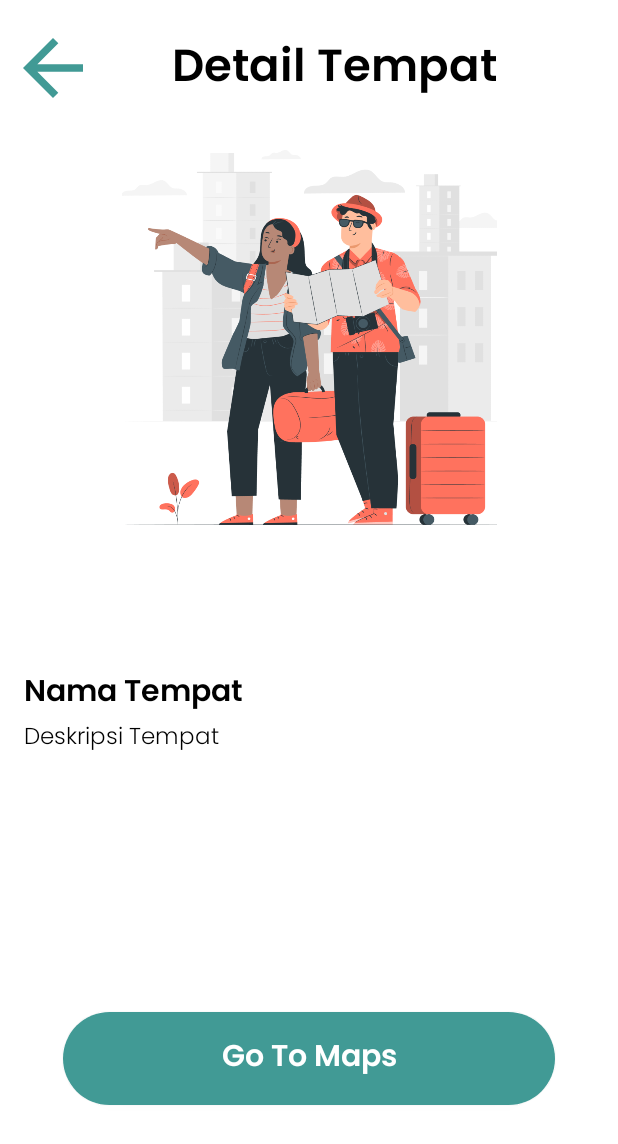
After one commit to zidanmahda/FinalProjectPAM, an Android app: the DetailPlaceActivity screen opened directly, with no data from a screen before it, on a phone screen of 412 x 824 dp. The commit adds this screen. Shown: the top 1144 px of the screen. Run offline under Robolectric (Android 15) with nearby library versions, the phone set to English and light mode, and no system bars.

```diff
--- a/app/src/main/AndroidManifest.xml
+++ b/app/src/main/AndroidManifest.xml
@@ -11,6 +11,9 @@
         android:supportsRtl="true"
         android:theme="@style/Theme.FinalProjectPAM"
         tools:targetApi="31">
+        <activity
+            android:name=".DetailPlaceActivity"
+            android:exported="false" />
         <activity
             android:name=".RegisterActivity"
             android:exported="false" />
--- /dev/null
+++ b/app/src/main/java/com/example/finalprojectpam/DetailPlaceActivity.java
@@ -0,0 +1,33 @@
+package com.example.finalprojectpam;
+
+import androidx.appcompat.app.AppCompatActivity;
+import androidx.appcompat.widget.AppCompatButton;
+
+import android.content.Intent;
+import android.os.Bundle;
+import android.widget.ImageView;
+import android.widget.TextView;
+
+public class DetailPlaceActivity extends AppCompatActivity {
+
+    private ImageView ivBack, ivImage;
+    private TextView tvName, tvDesc;
+    private AppCompatButton btnMaps;
+
+    @Override
+    protected void onCreate(Bundle savedInstanceState) {
+        super.onCreate(savedInstanceState);
+        setContentView(R.layout.activity_detail_place);
+
+        ivBack = findViewById(R.id.back);
+        ivImage = findViewById(R.id.image);
+        tvName = findViewById(R.id.name);
+        tvDesc = findViewById(R.id.desc);
+        btnMaps = findViewById(R.id.btn_maps);
+
+        ivBack.setOnClickListener(view -> {
+            Intent intent = new Intent(DetailPlaceActivity.this, MainActivity.class);
+            startActivity(intent);
+        });
+    }
+}
--- /dev/null
+++ b/app/src/main/res/drawable/ic_add.xml
@@ -0,0 +1,5 @@
+<vector android:height="24dp" android:tint="#419A95"
+    android:viewportHeight="24" android:viewportWidth="24"
+    android:width="24dp" xmlns:android="http://schemas.android.com/apk/res/android">
+    <path android:fillColor="@android:color/white" android:pathData="M12,2C6.48,2 2,6.48 2,12s4.48,10 10,10 10,-4.48 10,-10S17.52,2 12,2zM17,13h-4v4h-2v-4L7,13v-2h4L11,7h2v4h4v2z"/>
+</vector>
--- /dev/null
+++ b/app/src/main/res/drawable/ic_back.xml
@@ -0,0 +1,5 @@
+<vector android:autoMirrored="true" android:height="24dp"
+    android:tint="#419A95" android:viewportHeight="24"
+    android:viewportWidth="24" android:width="24dp" xmlns:android="http://schemas.android.com/apk/res/android">
+    <path android:fillColor="@android:color/white" android:pathData="M20,11H7.83l5.59,-5.59L12,4l-8,8 8,8 1.41,-1.41L7.83,13H20v-2z"/>
+</vector>
--- /dev/null
+++ b/app/src/main/res/drawable/ic_delete.xml
@@ -0,0 +1,5 @@
+<vector android:height="24dp" android:tint="#FFFFFF"
+    android:viewportHeight="24" android:viewportWidth="24"
+    android:width="24dp" xmlns:android="http://schemas.android.com/apk/res/android">
+    <path android:fillColor="@android:color/white" android:pathData="M6,19c0,1.1 0.9,2 2,2h8c1.1,0 2,-0.9 2,-2V7H6v12zM19,4h-3.5l-1,-1h-5l-1,1H5v2h14V4z"/>
+</vector>
--- /dev/null
+++ b/app/src/main/res/drawable/ic_profile.xml
@@ -0,0 +1,5 @@
+<vector android:height="24dp" android:tint="#419A95"
+    android:viewportHeight="24" android:viewportWidth="24"
+    android:width="24dp" xmlns:android="http://schemas.android.com/apk/res/android">
+    <path android:fillColor="@android:color/white" android:pathData="M12,2c-4.97,0 -9,4.03 -9,9 0,4.17 2.84,7.67 6.69,8.69L12,22l2.31,-2.31C18.16,18.67 21,15.17 21,11c0,-4.97 -4.03,-9 -9,-9zM12,4c1.66,0 3,1.34 3,3s-1.34,3 -3,3 -3,-1.34 -3,-3 1.34,-3 3,-3zM12,18.3c-2.5,0 -4.71,-1.28 -6,-3.22 0.03,-1.99 4,-3.08 6,-3.08 1.99,0 5.97,1.09 6,3.08 -1.29,1.94 -3.5,3.22 -6,3.22z"/>
+</vector>
--- /dev/null
+++ b/app/src/main/res/drawable/ic_rectangle.xml
@@ -0,0 +1,6 @@
+<?xml version="1.0" encoding="utf-8"?>
+<shape
+    xmlns:android="http://schemas.android.com/apk/res/android">
+    <solid android:color="#419A95"/>
+    <corners android:radius="10dp"/>
+</shape>
--- /dev/null
+++ b/app/src/main/res/drawable/ic_update.xml
@@ -0,0 +1,5 @@
+<vector android:height="24dp" android:tint="#FFFFFF"
+    android:viewportHeight="24" android:viewportWidth="24"
+    android:width="24dp" xmlns:android="http://schemas.android.com/apk/res/android">
+    <path android:fillColor="@android:color/white" android:pathData="M3,17.25V21h3.75L17.81,9.94l-3.75,-3.75L3,17.25zM20.71,7.04c0.39,-0.39 0.39,-1.02 0,-1.41l-2.34,-2.34c-0.39,-0.39 -1.02,-0.39 -1.41,0l-1.83,1.83 3.75,3.75 1.83,-1.83z"/>
+</vector>
--- /dev/null
+++ b/app/src/main/res/layout/activity_detail_place.xml
@@ -0,0 +1,100 @@
+<?xml version="1.0" encoding="utf-8"?>
+<androidx.constraintlayout.widget.ConstraintLayout
+    xmlns:android="http://schemas.android.com/apk/res/android"
+    xmlns:app="http://schemas.android.com/apk/res-auto"
+    xmlns:tools="http://schemas.android.com/tools"
+    android:layout_width="match_parent"
+    android:layout_height="match_parent"
+    tools:context=".DetailPlaceActivity">
+
+    <androidx.constraintlayout.widget.ConstraintLayout
+        android:id="@+id/topbar"
+        android:layout_width="match_parent"
+        android:layout_height="wrap_content"
+        android:padding="5dp"
+        app:layout_constraintLeft_toLeftOf="parent"
+        app:layout_constraintRight_toRightOf="parent"
+        app:layout_constraintTop_toTopOf="parent">
+        <TextView
+            android:id="@+id/title"
+            android:layout_width="wrap_content"
+            android:layout_height="wrap_content"
+            android:text="Detail Tempat"
+            android:textAlignment="center"
+            android:fontFamily="@font/poppins"
+            android:textColor="@color/black"
+            android:textSize="30sp"
+            app:layout_constraintTop_toTopOf="@id/topbar"
+            app:layout_constraintLeft_toRightOf="@id/back"
+            app:layout_constraintEnd_toEndOf="@id/topbar"
+            android:layout_marginRight="75dp"
+            android:layout_marginTop="15dp"/>
+        <ImageView
+            android:id="@+id/back"
+            android:layout_width="60dp"
+            android:layout_height="60dp"
+            android:layout_marginTop="10dp"
+            android:src="@drawable/ic_back"
+            app:layout_constraintTop_toTopOf="@id/topbar"
+            app:layout_constraintBottom_toBottomOf="@id/topbar"
+            app:layout_constraintRight_toLeftOf="@id/title"
+            app:layout_constraintStart_toStartOf="@id/topbar"/>
+    </androidx.constraintlayout.widget.ConstraintLayout>
+
+    <androidx.constraintlayout.widget.ConstraintLayout
+        android:id="@+id/content"
+        android:layout_width="match_parent"
+        android:layout_height="match_parent"
+        android:layout_marginLeft="@dimen/dimen_16_margin"
+        android:layout_marginRight="@dimen/dimen_16_margin"
+        android:layout_marginTop="100dp">
+
+        <ImageView
+            android:id="@+id/image"
+            android:layout_width="300dp"
+            android:layout_height="250dp"
+            android:src="@drawable/pana_2"
+            app:layout_constraintTop_toTopOf="@+id/content"
+            app:layout_constraintLeft_toLeftOf="@id/content"
+            app:layout_constraintRight_toRightOf="@id/content"/>
+
+        <TextView
+            android:id="@+id/name"
+            android:layout_width="wrap_content"
+            android:layout_height="wrap_content"
+            android:text="Nama Tempat"
+            android:fontFamily="@font/poppins"
+            android:textSize="20sp"
+            android:textColor="@color/black"
+            app:layout_constraintTop_toTopOf="@id/image"
+            app:layout_constraintLeft_toLeftOf="@id/content"
+            app:layout_constraintBottom_toBottomOf="@id/content"/>
+
+        <TextView
+            android:id="@+id/desc"
+            android:layout_width="wrap_content"
+            android:layout_height="wrap_content"
+            android:text="Deskripsi Tempat"
+            android:fontFamily="@font/poppinslight"
+            android:textSize="15sp"
+            android:textColor="@color/black"
+            app:layout_constraintLeft_toLeftOf="@id/content"
+            app:layout_constraintTop_toBottomOf="@id/name"/>
+
+        <androidx.appcompat.widget.AppCompatButton
+            android:id="@+id/btn_maps"
+            android:layout_width="328dp"
+            android:layout_height="62dp"
+            android:background="@drawable/bg_btn_sign"
+            android:layout_marginTop="170dp"
+            android:text="Go To Maps"
+            android:textAllCaps="false"
+            android:textSize="20sp"
+            android:textColor="#FFFF"
+            android:fontFamily="@font/poppins"
+            app:layout_constraintTop_toBottomOf="@id/desc"
+            app:layout_constraintStart_toStartOf="@id/content"
+            app:layout_constraintEnd_toEndOf="@id/content"/>
+    </androidx.constraintlayout.widget.ConstraintLayout>
+
+</androidx.constraintlayout.widget.ConstraintLayout>
--- /dev/null
+++ b/app/src/main/res/values/dimens.xml
@@ -0,0 +1,4 @@
+<?xml version="1.0" encoding="utf-8"?>
+<resources>
+    <dimen name="dimen_16_margin">16dp</dimen>
+</resources>
```
Also changed, not shown: app/src/main/java/model/PlaceModel.java (added, +44 -0 lines), app/src/main/java/model/adapter/PlaceAdapter.java (added, +104 -0 lines), app/src/main/res/layout/activity_main.xml (+54 -9 lines), app/src/main/res/layout/item_place.xml (added, +67 -0 lines), app/src/main/res/drawable/logoblack.png (added).
